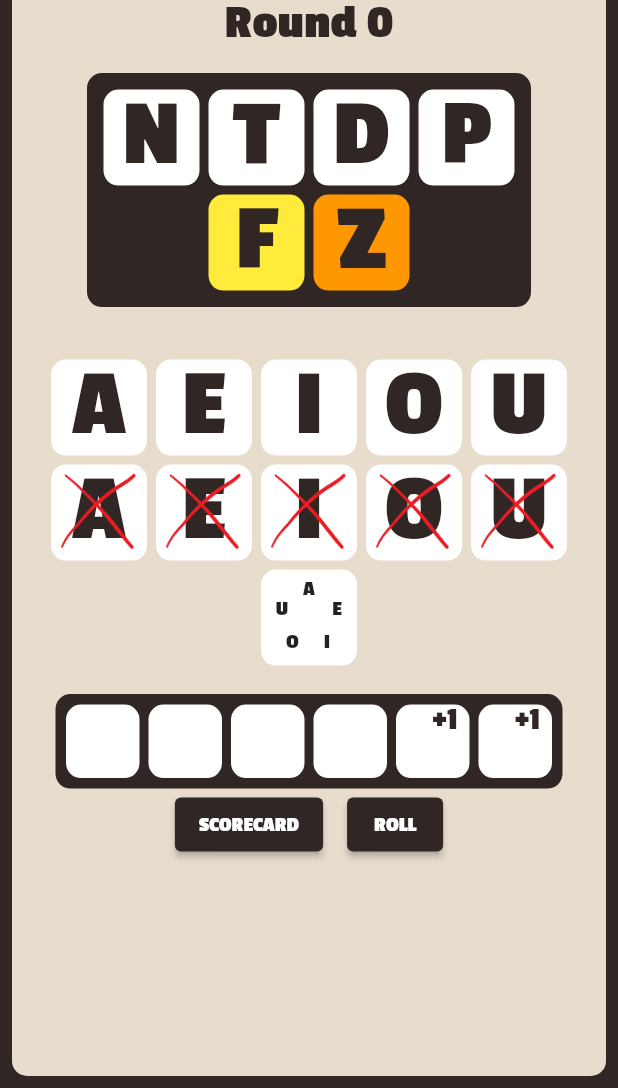
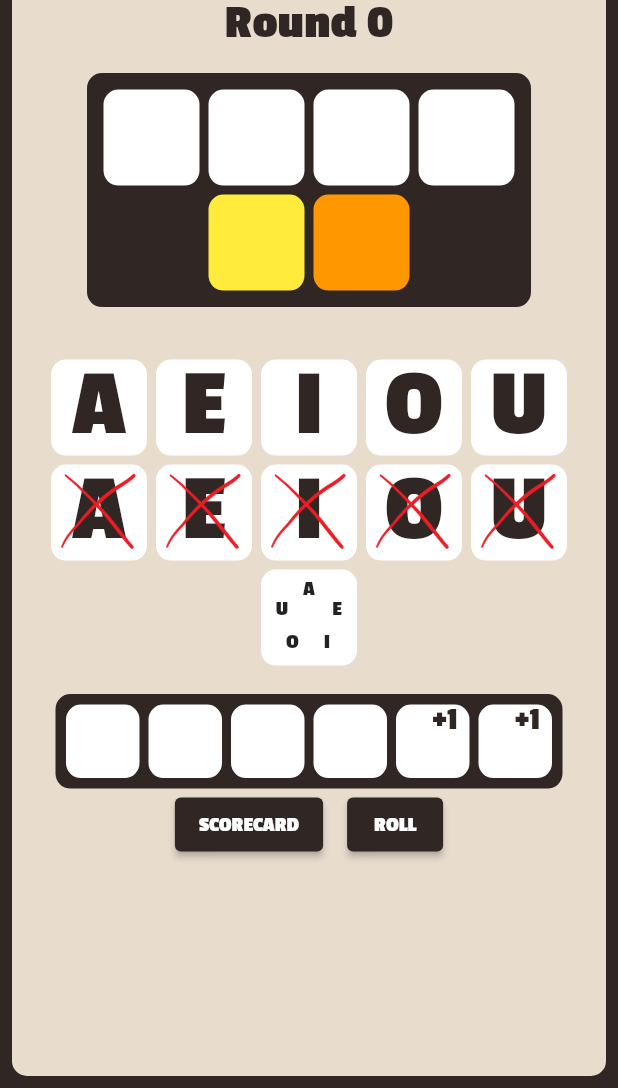
Before and after one commit to CourtneyOB/word_up, a Flutter app: the screen it shows after launch, on a phone screen of 412 x 824 dp, the part 148-1236 px from its top. Run offline on Flutter 3.47's test engine with Material 2 defaults, Android fonts, the phone set to English and light mode, and no system bars; our stand-ins replace flutter_riverpod.

Commit message:
dice roll displays

```diff
--- a/lib/widgets/dice_display.dart
+++ b/lib/widgets/dice_display.dart
@@ -1,13 +1,15 @@
 import 'package:flutter/material.dart';
+import 'package:flutter_riverpod/flutter_riverpod.dart';
 import 'package:word_up/constants.dart';
+import 'package:word_up/main.dart';
 import 'package:word_up/widgets/backing_container.dart';
 import 'package:word_up/widgets/letter_box.dart';
 
-class DiceDisplay extends StatelessWidget {
+class DiceDisplay extends ConsumerWidget {
   const DiceDisplay({Key? key}) : super(key: key);
 
   @override
-  Widget build(BuildContext context) {
+  Widget build(BuildContext context, WidgetRef ref) {
     return Padding(
         padding: const EdgeInsets.all(16.0),
         child: BackingContainer(
@@ -15,34 +17,30 @@ class DiceDisplay extends StatelessWidget {
             padding: const EdgeInsets.all(8.0),
             child: Wrap(
               alignment: WrapAlignment.center,
-              children: const [
-                LetterBox(
+              children: List.generate(6, (index) {
+                if (ref.watch(dataProvider).isNotEmpty) {
+                  int score =
+                      ref.watch(dataProvider).last.diceRoll[index].score;
+                  return LetterBox(
+                    width: kDiceBoxWidth,
+                    letter: ref.watch(dataProvider).last.diceRoll[index].letter,
+                    colour: score == 1
+                        ? Colors.white
+                        : score == 2
+                            ? kYellowDiceColour
+                            : kOrangeDiceColour,
+                  );
+                }
+                return LetterBox(
                   width: kDiceBoxWidth,
-                  letter: 'N',
-                ),
-                LetterBox(
-                  width: kDiceBoxWidth,
-                  letter: 'T',
-                ),
-                LetterBox(
-                  width: kDiceBoxWidth,
-                  letter: 'D',
-                ),
-                LetterBox(
-                  width: kDiceBoxWidth,
-                  letter: 'P',
-                ),
-                LetterBox(
-                  width: kDiceBoxWidth,
-                  colour: kYellowDiceColour,
-                  letter: 'F',
-                ),
-                LetterBox(
-                  width: kDiceBoxWidth,
-                  colour: kOrangeDiceColour,
-                  letter: 'Z',
-                ),
-              ],
+                  letter: ' ',
+                  colour: index < 4
+                      ? Colors.white
+                      : index < 5
+                          ? kYellowDiceColour
+                          : kOrangeDiceColour,
+                );
+              }),
             ),
           ),
         ));
```
